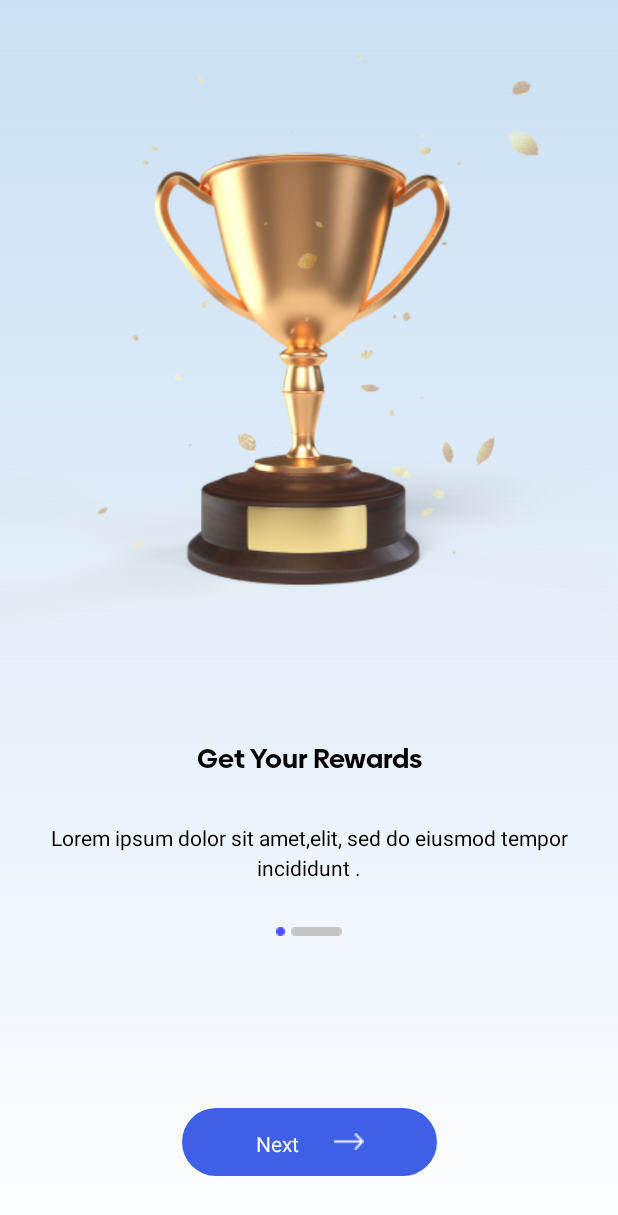
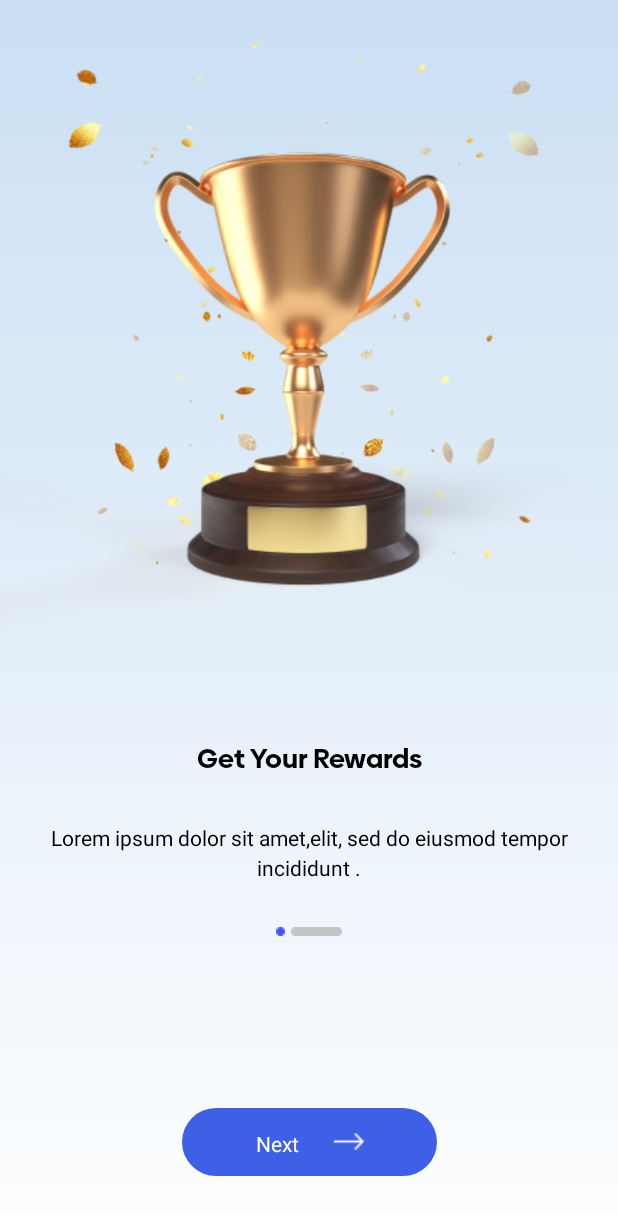
Before and after one commit to harishPadmanabh-accubits/EmcashCustomer, an Android app: the fragment FourthIntroFragment placed in its activity, on a phone screen of 412 x 824 dp. Shown: the top 1215 px of the screen. Run offline under Robolectric (Android 15) with nearby library versions, the phone set to English and light mode, and no system bars; our stand-ins replace Timber; pictures from the network do not load; Roboto replaces fonts that are not available here.

Commit message:
refactor asset 1.0.0

```diff
--- a/emcash/src/main/java/com/emcash/customerapp/ui/intro/FourthIntroFragment.kt
+++ b/emcash/src/main/java/com/emcash/customerapp/ui/intro/FourthIntroFragment.kt
@@ -45,7 +45,7 @@ class FourthIntroFragment : Fragment() {
         viewModel = requireActivity().obtainViewModel(IntroViewModel::class.java)
     }
 
-    fun performEnterTransition() {
+    private fun performEnterTransition() {
         val fade = ScaleAnimation(
             .8f,
             1f,
@@ -112,11 +112,15 @@ class FourthIntroFragment : Fragment() {
                     duration = 500
                     start()
                 }
+                ObjectAnimator.ofFloat(iv_intro_gold_toppings_left, "alpha", 1f).apply {
+                    duration = 500
+                    start()
+                }
 
 
             }
         })
-        iv_intro_gold_toppings?.startAnimation(scale)
+        fl_toppings?.startAnimation(scale)
 
     }
 
--- a/emcash/src/main/res/layout/activity_wallet2.xml
+++ b/emcash/src/main/res/layout/activity_wallet2.xml
@@ -179,6 +179,7 @@
             android:backgroundTint="@color/app_blue"
             android:text="@string/load_emcash"
             android:textAllCaps="false"
+            android:fontFamily="@font/biennale_book"
             android:textColor="@color/white"
             android:textSize="@dimen/sp14"
             app:backgroundTint="@null"
--- a/emcash/src/main/res/layout/fragment_fourth_intro.xml
+++ b/emcash/src/main/res/layout/fragment_fourth_intro.xml
@@ -108,10 +108,20 @@
         app:layout_constraintStart_toStartOf="parent"
         app:layout_constraintTop_toTopOf="parent" />
 
+        <FrameLayout
+            android:layout_width="wrap_content"
+            android:layout_height="wrap_content"
+            android:src="@drawable/intro_gold_toppings"
+            app:layout_constraintBottom_toBottomOf="parent"
+            app:layout_constraintEnd_toEndOf="parent"
+            app:layout_constraintStart_toStartOf="parent"
+            app:layout_constraintTop_toTopOf="parent"
+            app:layout_constraintVertical_bias="0.0"
+            android:id="@+id/fl_toppings">
             <androidx.appcompat.widget.AppCompatImageView
                 android:id="@+id/iv_intro_gold_toppings"
-        android:layout_width="0dp"
-        android:layout_height="0dp"
+                android:layout_width="match_parent"
+                android:layout_height="match_parent"
                 android:elevation="@dimen/dp12"
                 android:alpha=".4"
                 android:translationZ="@dimen/dp12"
@@ -122,6 +132,22 @@
                 app:layout_constraintStart_toStartOf="parent"
                 app:layout_constraintTop_toTopOf="parent"
                 app:layout_constraintVertical_bias="0.0" />
+            <androidx.appcompat.widget.AppCompatImageView
+                android:id="@+id/iv_intro_gold_toppings_left"
+                android:layout_width="match_parent"
+                android:layout_height="match_parent"
+                android:elevation="@dimen/dp12"
+                android:alpha="0"
+                android:translationZ="@dimen/dp12"
+                android:layout_marginBottom="@dimen/dp48"
+                android:src="@drawable/intro_gold_toppings_left"
+                app:layout_constraintBottom_toBottomOf="parent"
+                app:layout_constraintEnd_toEndOf="parent"
+                app:layout_constraintStart_toStartOf="parent"
+                app:layout_constraintTop_toTopOf="parent"
+                app:layout_constraintVertical_bias="0.0" />
+
+        </FrameLayout>
 
     </androidx.constraintlayout.widget.ConstraintLayout>
 
```
Also changed, not shown: emcash/src/main/res/drawable/ic_icon_convert.xml (added, +13 -0 lines), emcash/src/main/res/drawable/ic_icon_load_emcash.xml (added, +13 -0 lines), emcash/src/main/res/drawable/tbd_ic_green_arrow.xml (deleted, +0 -9 lines), emcash/src/main/res/drawable/tbd_ic_red_arrow.xml (deleted, +0 -9 lines), emcash/src/main/res/layout/item_inner_activity_details.xml (+2 -6 lines), emcash/src/main/res/drawable/intro_gold_toppings_left.png (added), emcash/src/main/res/drawable/shadow_white.png (added), emcash/src/main/res/drawable/tbd_coin_for_wallet.png (added), emcash/src/main/res/drawable/tbd_green_round.png (deleted), emcash/src/main/res/drawable/tbd_red_round.png (deleted). Lines whose indentation alone changed are shown as unchanged.
